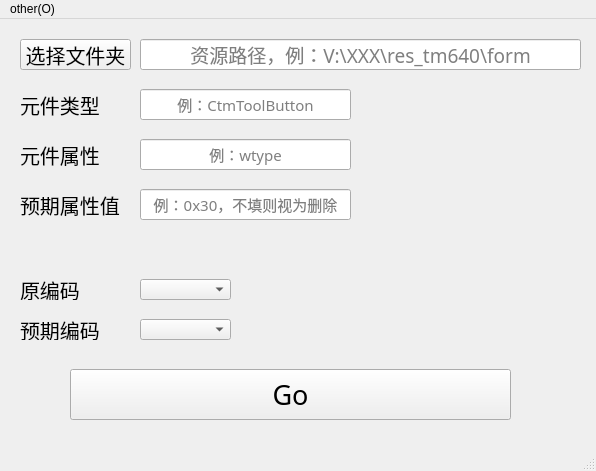
This is ----------可提案/元件属性替换/Mwindos.ui in Mucly/HongX-PyQt as Qt 5 draws it before an edit. The edited form follows.
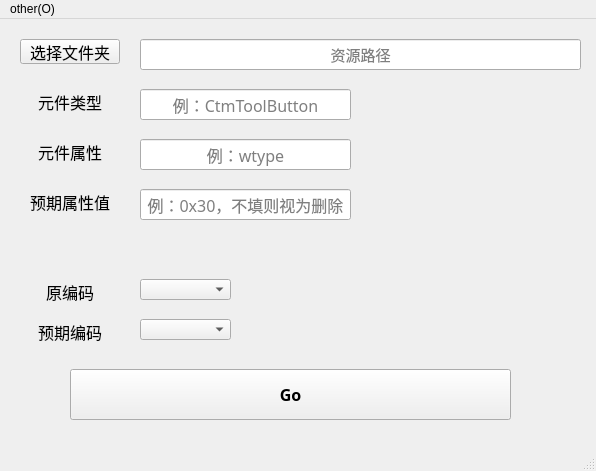
This is the edited form.

What changed in the file:
```diff
--- a/----------可提案/元件属性替换/Mwindos.ui
+++ b/----------可提案/元件属性替换/Mwindos.ui
@@ -25,15 +25,17 @@
     </property>
     <property name="font">
      <font>
-      <family>Hack</family>
-      <pointsize>14</pointsize>
+      <family>微软雅黑</family>
+      <pointsize>11</pointsize>
+      <weight>50</weight>
+      <bold>false</bold>
      </font>
     </property>
     <property name="alignment">
      <set>Qt::AlignCenter</set>
     </property>
     <property name="placeholderText">
-     <string>资源路径，例：V:\XXX\res_tm640\form</string>
+     <string>资源路径</string>
     </property>
    </widget>
    <widget class="QComboBox" name="cb_orig_code">
@@ -63,38 +65,48 @@
      <rect>
       <x>20</x>
       <y>260</y>
-      <width>91</width>
-      <height>21</height>
+      <width>100</width>
+      <height>25</height>
      </rect>
     </property>
     <property name="font">
      <font>
-      <family>Hack</family>
-      <pointsize>15</pointsize>
+      <family>微软雅黑</family>
+      <pointsize>12</pointsize>
+      <weight>50</weight>
+      <bold>false</bold>
      </font>
     </property>
     <property name="text">
      <string>原编码</string>
     </property>
+    <property name="alignment">
+     <set>Qt::AlignCenter</set>
+    </property>
    </widget>
    <widget class="QLabel" name="label_3">
     <property name="geometry">
      <rect>
       <x>20</x>
       <y>300</y>
-      <width>91</width>
-      <height>21</height>
+      <width>100</width>
+      <height>25</height>
      </rect>
     </property>
     <property name="font">
      <font>
-      <family>Hack</family>
-      <pointsize>15</pointsize>
+      <family>微软雅黑</family>
+      <pointsize>12</pointsize>
+      <weight>50</weight>
+      <bold>false</bold>
      </font>
     </property>
     <property name="text">
      <string>预期编码</string>
     </property>
+    <property name="alignment">
+     <set>Qt::AlignCenter</set>
+    </property>
    </widget>
    <widget class="QComboBox" name="cb_exp_code">
     <property name="geometry">
@@ -120,8 +132,8 @@
      <rect>
       <x>20</x>
       <y>20</y>
-      <width>111</width>
-      <height>31</height>
+      <width>100</width>
+      <height>25</height>
      </rect>
     </property>
     <property name="sizePolicy">
@@ -132,8 +144,10 @@
     </property>
     <property name="font">
      <font>
-      <family>Hack</family>
-      <pointsize>15</pointsize>
+      <family>微软雅黑</family>
+      <pointsize>12</pointsize>
+      <weight>50</weight>
+      <bold>false</bold>
      </font>
     </property>
     <property name="text">
@@ -145,8 +159,8 @@
      <rect>
       <x>20</x>
       <y>70</y>
-      <width>91</width>
-      <height>31</height>
+      <width>100</width>
+      <height>25</height>
      </rect>
     </property>
     <property name="sizePolicy">
@@ -157,13 +171,18 @@
     </property>
     <property name="font">
      <font>
-      <family>Hack</family>
-      <pointsize>15</pointsize>
+      <family>微软雅黑</family>
+      <pointsize>12</pointsize>
+      <weight>50</weight>
+      <bold>false</bold>
      </font>
     </property>
     <property name="text">
      <string>元件类型</string>
     </property>
+    <property name="alignment">
+     <set>Qt::AlignCenter</set>
+    </property>
    </widget>
    <widget class="QLineEdit" name="lineEdit_CellType">
     <property name="geometry">
@@ -176,8 +195,10 @@
     </property>
     <property name="font">
      <font>
-      <family>Hack</family>
-      <pointsize>11</pointsize>
+      <family>微软雅黑</family>
+      <pointsize>12</pointsize>
+      <weight>50</weight>
+      <bold>false</bold>
      </font>
     </property>
     <property name="alignment">
@@ -199,7 +220,9 @@
     <property name="font">
      <font>
       <family>Hack</family>
-      <pointsize>20</pointsize>
+      <pointsize>12</pointsize>
+      <weight>75</weight>
+      <bold>true</bold>
      </font>
     </property>
     <property name="text">
@@ -217,8 +240,10 @@
     </property>
     <property name="font">
      <font>
-      <family>Hack</family>
-      <pointsize>11</pointsize>
+      <family>微软雅黑</family>
+      <pointsize>12</pointsize>
+      <weight>50</weight>
+      <bold>false</bold>
      </font>
     </property>
     <property name="alignment">
@@ -233,8 +258,8 @@
      <rect>
       <x>20</x>
       <y>120</y>
-      <width>111</width>
-      <height>31</height>
+      <width>100</width>
+      <height>25</height>
      </rect>
     </property>
     <property name="sizePolicy">
@@ -245,21 +270,26 @@
     </property>
     <property name="font">
      <font>
-      <family>Hack</family>
-      <pointsize>15</pointsize>
+      <family>微软雅黑</family>
+      <pointsize>12</pointsize>
+      <weight>50</weight>
+      <bold>false</bold>
      </font>
     </property>
     <property name="text">
      <string>元件属性</string>
     </property>
+    <property name="alignment">
+     <set>Qt::AlignCenter</set>
+    </property>
    </widget>
    <widget class="QLabel" name="label_6">
     <property name="geometry">
      <rect>
       <x>20</x>
       <y>170</y>
-      <width>111</width>
-      <height>31</height>
+      <width>100</width>
+      <height>25</height>
      </rect>
     </property>
     <property name="sizePolicy">
@@ -270,13 +300,18 @@
     </property>
     <property name="font">
      <font>
-      <family>Hack</family>
-      <pointsize>15</pointsize>
+      <family>微软雅黑</family>
+      <pointsize>12</pointsize>
+      <weight>50</weight>
+      <bold>false</bold>
      </font>
     </property>
     <property name="text">
      <string>预期属性值</string>
     </property>
+    <property name="alignment">
+     <set>Qt::AlignCenter</set>
+    </property>
    </widget>
    <widget class="QLineEdit" name="lineEdit_CellValue">
     <property name="geometry">
@@ -289,8 +324,10 @@
     </property>
     <property name="font">
      <font>
-      <family>Hack</family>
-      <pointsize>11</pointsize>
+      <family>微软雅黑</family>
+      <pointsize>12</pointsize>
+      <weight>50</weight>
+      <bold>false</bold>
      </font>
     </property>
     <property name="alignment">
```
Left out of the diff: 30 changed lines with no effect on the pictures.
